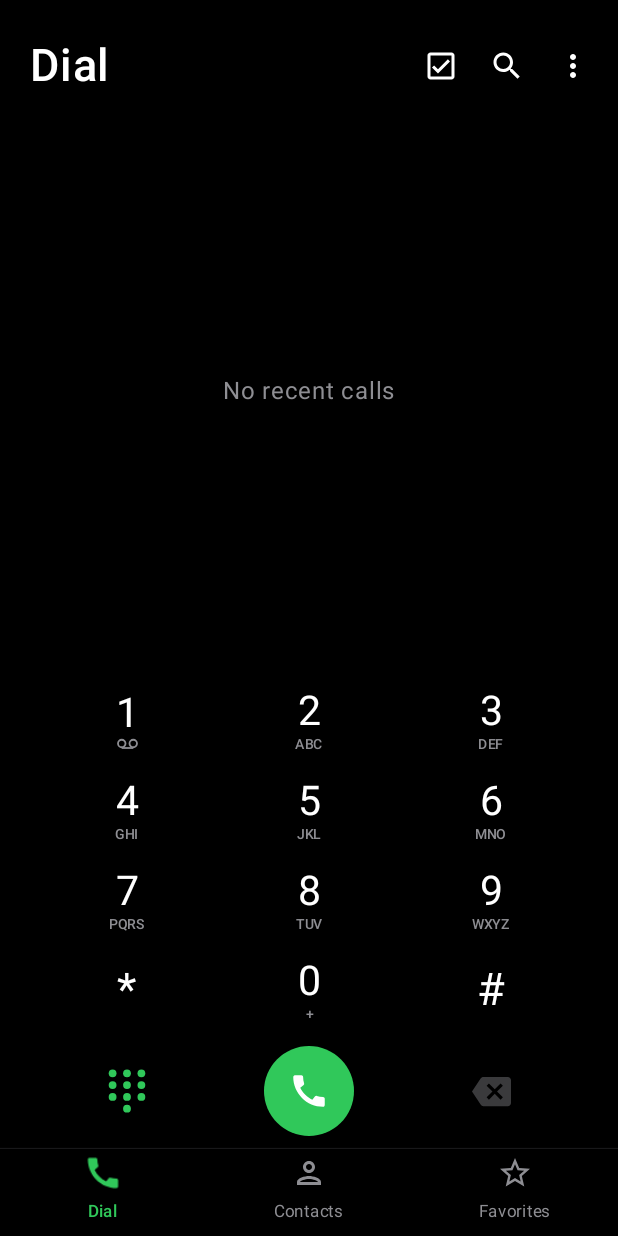
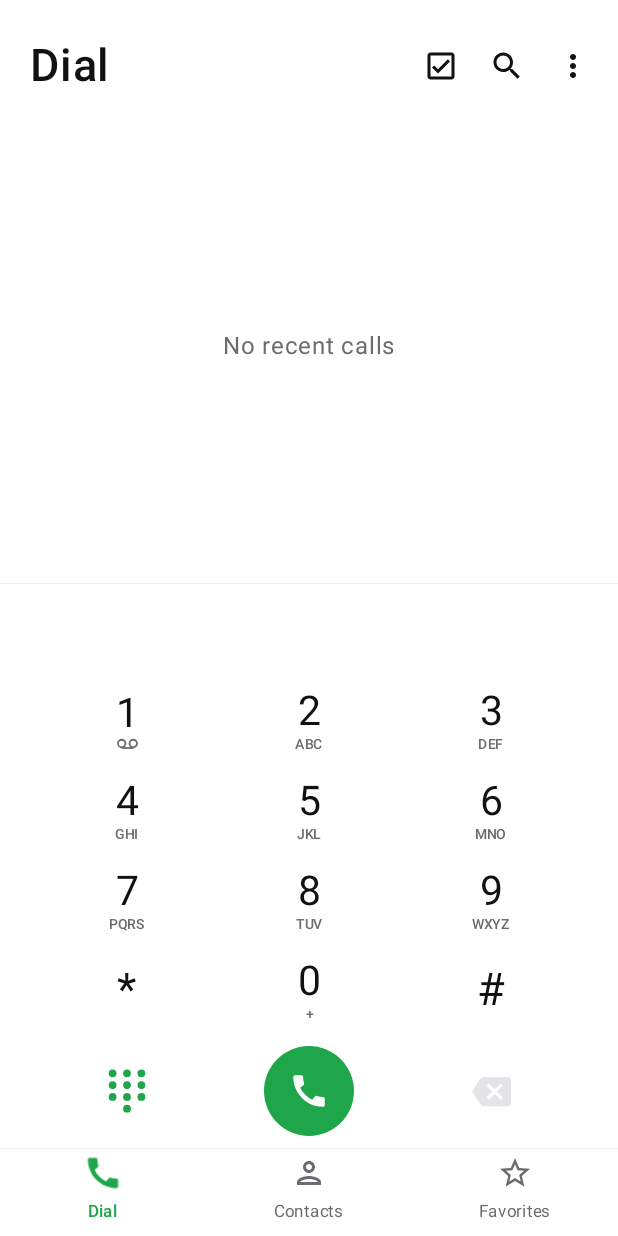
Before and after one commit to Biprajit05/Zero-Dialer, an Android app built with Jetpack Compose: the screen it shows after launch (MainActivity), on a phone screen of 412 x 824 dp. Run offline under Robolectric (Android 15) with nearby library versions, the phone set to English and light mode, and no system bars.

Commit message:
Add files via upload

```diff
--- a/app/src/main/java/com/example/quietdialer/Components.kt
+++ b/app/src/main/java/com/example/quietdialer/Components.kt
@@ -58,20 +58,25 @@ import androidx.compose.ui.window.Dialog
 import kotlinx.coroutines.Dispatchers
 import kotlinx.coroutines.withContext
 
-/** Dark theme with green accents. */
+/** Colours for the current theme (dark or light), always with green accents. */
 object Pal {
-    val Bg = Color(0xFF000000)
-    val Card = Color(0xFF1C1C1E)
-    val Sheet = Color(0xFF2B2B2D)
-    val Field = Color(0xFF1F1F21)
-    val Chip = Color(0xFF3A3A3C)
-    val Green = Color(0xFF30C85A)
-    val GreenDark = Color(0xFF123B20)
-    val Ink = Color(0xFFFFFFFF)
-    val Gray = Color(0xFF8E8E93)
-    val Divider = Color(0xFF262628)
-    val Red = Color(0xFFFF4B4B)
-    val Missed = Color(0xFFFF5A52)
+    var dark by mutableStateOf(true)
+
+    private fun c(d: Long, l: Long) = Color(if (dark) d else l)
+
+    val Bg get() = c(0xFF000000, 0xFFFFFFFF)
+    val Card get() = c(0xFF1C1C1E, 0xFFF2F2F5)
+    val Sheet get() = c(0xFF2B2B2D, 0xFFF0F0F3)
+    val Field get() = c(0xFF1F1F21, 0xFFF2F2F5)
+    val Chip get() = c(0xFF3A3A3C, 0xFFE3E3E8)
+    val Green get() = c(0xFF30C85A, 0xFF1FA64A)
+    val GreenDark get() = c(0xFF123B20, 0xFFD3F0DC)
+    val Ink get() = c(0xFFFFFFFF, 0xFF111111)
+    val Gray get() = c(0xFF8E8E93, 0xFF6C6C70)
+    val Divider get() = c(0xFF262628, 0xFFE4E4E8)
+    val Red get() = c(0xFFFF4B4B, 0xFFE5322D)
+    val Missed get() = c(0xFFFF5A52, 0xFFE5322D)
+    val Link get() = c(0xFF3D8BFF, 0xFF1A6DFF)
 }
 
 /** Big page title that shrinks to a small one once the list below has been scrolled. */
--- a/app/src/main/java/com/example/quietdialer/DialTab.kt
+++ b/app/src/main/java/com/example/quietdialer/DialTab.kt
@@ -6,6 +6,7 @@ import android.os.Handler
 import android.os.Looper
 import android.provider.CallLog
 import android.provider.Settings
+import android.widget.Toast
 import androidx.activity.compose.BackHandler
 import androidx.compose.animation.AnimatedVisibility
 import androidx.compose.animation.core.tween
@@ -36,6 +37,8 @@ import androidx.compose.material.icons.filled.CallMissed
 import androidx.compose.material.icons.filled.CallReceived
 import androidx.compose.material.icons.filled.KeyboardArrowRight
 import androidx.compose.material.icons.filled.MoreVert
+import androidx.compose.material.icons.filled.ContentCopy
+import androidx.compose.material.icons.filled.ContentPaste
 import androidx.compose.material.icons.outlined.Search
 import androidx.compose.material3.*
 import androidx.compose.runtime.*
@@ -44,6 +47,11 @@ import androidx.compose.ui.Alignment
 import androidx.compose.ui.Modifier
 import androidx.compose.ui.draw.clip
 import androidx.compose.ui.graphics.Color
+import androidx.compose.ui.geometry.Offset
+import androidx.compose.ui.input.nestedscroll.NestedScrollConnection
+import androidx.compose.ui.input.nestedscroll.NestedScrollSource
+import androidx.compose.ui.input.nestedscroll.nestedScroll
+import androidx.compose.ui.text.style.TextAlign
 import androidx.compose.ui.hapticfeedback.HapticFeedbackType
 import androidx.compose.ui.platform.LocalContext
 import androidx.compose.ui.platform.LocalHapticFeedback
@@ -86,12 +94,27 @@ fun DialTab(
     var missedOnly by rememberSaveable { mutableStateOf(false) }
     var padVisible by rememberSaveable { mutableStateOf(true) }
     var menuOpen by remember { mutableStateOf(false) }
+    var themeOpen by remember { mutableStateOf(false) }
     var confirmClear by remember { mutableStateOf(false) }
     var confirmDelete by remember { mutableStateOf(false) }
 
     val listState = rememberLazyListState()
     val collapsed by remember {
         derivedStateOf { listState.firstVisibleItemIndex > 0 || listState.firstVisibleItemScrollOffset > 30 }
+    }
+
+    // Any finger scroll/swipe on the recents list closes the keypad and reveals the All / Missed
+    // switch, which then stays until the app is opened fresh next time.
+    val scrollWatcher = remember {
+        object : NestedScrollConnection {
+            override fun onPreScroll(available: Offset, source: NestedScrollSource): Offset {
+                if (source == NestedScrollSource.Drag && available.y != 0f) {
+                    padVisible = false
+                    DialUiState.filterRevealed = true
+                }
+                return Offset.Zero
+            }
+        }
     }
 
     val canRead = remember(permsVersion) { hasPerm(ctx, Manifest.permission.READ_CALL_LOG) }
@@ -181,6 +204,10 @@ fun DialTab(
                             onClick = { menuOpen = false; onOpenCallBg() }
                         )
                         DropdownMenuItem(
+                            text = { Text("Theme", color = Pal.Ink) },
+                            onClick = { menuOpen = false; themeOpen = true }
+                        )
+                        DropdownMenuItem(
                             text = { Text("Clear call log", color = Pal.Ink) },
                             onClick = { menuOpen = false; confirmClear = true }
                         )
@@ -190,9 +217,10 @@ fun DialTab(
             AnimatedVisibility(visible = searching) {
                 SearchPill(query, { query = it }, "Search calls", autoFocus = true, onClose = { searching = false; query = "" })
             }
-            // The All / Missed switch slides in once the list is scrolled (and stays while Missed is on).
+            // The All / Missed switch slides in on the first scroll and then stays (until the app is
+            // opened fresh next time); it is also always shown while Missed is on.
             AnimatedVisibility(
-                visible = (collapsed || missedOnly) && !searching,
+                visible = (DialUiState.filterRevealed || missedOnly) && !searching,
                 enter = fadeIn(tween(180)) + expandVertically(tween(180)),
                 exit = fadeOut(tween(150)) + shrinkVertically(tween(150))
             ) { FilterPill(missedOnly) { missedOnly = it } }
@@ -201,16 +229,17 @@ fun DialTab(
         // ---------- list area ----------
         Box(Modifier.weight(1f).fillMaxWidth()) {
             when {
-                number.isNotEmpty() && !selecting -> Suggestions(number, contacts, onNewContact) {
-                    placeCall(ctx, it); onNumber("")
-                }
+                number.isNotEmpty() && !selecting -> Suggestions(
+                    number = number, contacts = contacts, showNumber = !padVisible,
+                    onNewContact = onNewContact
+                ) { placeCall(ctx, it); onNumber("") }
                 !canRead -> PermissionPrompt("Allow call log access to see your recent calls.", onRequestPerms)
                 all == null -> Text("Loading…", Modifier.align(Alignment.Center), color = Pal.Gray)
                 shown.isEmpty() -> Text(
                     if (missedOnly) "No missed calls" else "No recent calls",
                     Modifier.align(Alignment.Center), color = Pal.Gray
                 )
-                else -> LazyColumn(state = listState, modifier = Modifier.fillMaxSize()) {
+                else -> LazyColumn(state = listState, modifier = Modifier.fillMaxSize().nestedScroll(scrollWatcher)) {
                     items(shown, key = { it.id }) { e ->
                         val nm = nameFor(e, nameMap)
                         RecentRow(
@@ -241,7 +270,7 @@ fun DialTab(
                 exit = fadeOut(tween(150)) + scaleOut(tween(150))
             ) {
                 Box(
-                    Modifier.size(54.dp).clip(RoundedCornerShape(16.dp)).background(Color(0xFF1E1E20))
+                    Modifier.size(54.dp).clip(RoundedCornerShape(16.dp)).background(Pal.Card)
                         .border(1.dp, Pal.Chip, RoundedCornerShape(16.dp)).clickable { padVisible = true },
                     contentAlignment = Alignment.Center
                 ) { DotsGlyph() }
@@ -259,6 +288,12 @@ fun DialTab(
             ) {
                 Keypad(
                     number = number,
+                    onPaste = { text ->
+                        val clean = text.filter { it.isDigit() || it == '+' || it == '*' || it == '#' }
+                        if (clean.isEmpty()) Toast.makeText(ctx, "No number to paste", Toast.LENGTH_SHORT).show()
+                        else onNumber((number + clean).take(32))
+                    },
+                    onCopy = { copyNumber(ctx, number) },
                     onKey = { key(it) },
                     onHide = { padVisible = false },
                     onCall = { call() },
@@ -267,6 +302,14 @@ fun DialTab(
                 )
             }
         }
+    }
+
+    if (themeOpen) {
+        ThemeDialog(
+            current = ThemeSettings.mode,
+            onPick = { ThemeSettings.save(ctx, it); themeOpen = false },
+            onDismiss = { themeOpen = false }
+        )
     }
 
     if (confirmDelete) {
@@ -315,13 +358,18 @@ private fun FilterPill(missedOnly: Boolean, onChange: (Boolean) -> Unit) {
 @Composable
 private fun Keypad(
     number: String,
+    onPaste: (String) -> Unit,
+    onCopy: () -> Unit,
     onKey: (String) -> Unit,
     onHide: () -> Unit,
     onCall: () -> Unit,
     onBackspace: () -> Unit,
     onClear: () -> Unit
 ) {
-    Column(Modifier.fillMaxWidth().background(Pal.Bg).padding(horizontal = 24.dp)) {
+    Column(Modifier.fillMaxWidth().background(Pal.Bg)) {
+        HorizontalDivider(color = Pal.Divider, thickness = 0.5.dp)
+        NumberBar(number, onPaste, onCopy)
+        Column(Modifier.fillMaxWidth().padding(horizontal = 24.dp)) {
         KEYS.forEach { row ->
             Row(Modifier.fillMaxWidth()) {
                 row.forEach { (d, letters) ->
@@ -369,6 +417,7 @@ private fun Keypad(
                 }
             }
         }
+    }
     }
 }
 
@@ -426,28 +475,76 @@ private fun RecentRow(
     }
 }
 
-/** Shown instead of recents while a number is being typed: matching contacts (smart dial). */
+/** The typed number, shown right above the keys, with paste (left) and copy (right). */
+@Composable
+private fun NumberBar(number: String, onPaste: (String) -> Unit, onCopy: () -> Unit) {
+    val ctx = LocalContext.current
+    val cm = remember { ctx.getSystemService(android.content.ClipboardManager::class.java) }
+    // Re-check the clipboard whenever the typed number changes.
+    val canPaste = remember(number) { cm.hasPrimaryClip() }
+    Row(
+        Modifier.fillMaxWidth().height(60.dp).padding(horizontal = 12.dp),
+        verticalAlignment = Alignment.CenterVertically
+    ) {
+        Box(Modifier.size(48.dp), contentAlignment = Alignment.Center) {
+            if (canPaste) HeaderIcon(onClick = {
+                val t = cm.primaryClip?.takeIf { it.itemCount > 0 }?.getItemAt(0)?.coerceToText(ctx)?.toString().orEmpty()
+                onPaste(t)
+            }) { Icon(Icons.Default.ContentPaste, "Paste number", tint = Pal.Gray, modifier = Modifier.size(22.dp)) }
+        }
+        Text(
+            number,
+            modifier = Modifier.weight(1f),
+            textAlign = TextAlign.Center,
+            fontSize = when { number.length > 18 -> 22.sp; number.length > 12 -> 28.sp; else -> 34.sp },
+            color = Pal.Ink, maxLines = 1, overflow = TextOverflow.Ellipsis
+        )
+        Box(Modifier.size(48.dp), contentAlignment = Alignment.Center) {
+            if (number.isNotEmpty()) HeaderIcon(onClick = onCopy) {
+                Icon(Icons.Default.ContentCopy, "Copy number", tint = Pal.Gray, modifier = Modifier.size(22.dp))
+            }
+        }
+    }
+}
+
+/**
+ * Shown instead of recents while a number is being typed. For a number that isn't saved yet it
+ * lists New contact / Add to existing contact / Send message / Video call, then matching contacts.
+ */
 @Composable
 private fun Suggestions(
     number: String,
     contacts: List<Contact>,
+    showNumber: Boolean,
     onNewContact: (String) -> Unit,
     onCall: (String) -> Unit
 ) {
+    val ctx = LocalContext.current
     val matches = remember(number, contacts) { contacts.filter { matchesDial(it, number) }.take(40) }
+    val key = numberKey(number)
+    val saved = remember(number, contacts) { key.isNotEmpty() && contacts.any { numberKey(it.number) == key } }
     Column(Modifier.fillMaxSize()) {
-        Row(
-            Modifier.fillMaxWidth().padding(horizontal = 20.dp, vertical = 8.dp),
-            verticalAlignment = Alignment.CenterVertically
-        ) {
+        if (showNumber) {
+            // Keypad is hidden, so show the number here instead.
             Text(
                 number, fontSize = if (number.length > 14) 24.sp else 32.sp, color = Pal.Ink,
-                maxLines = 1, overflow = TextOverflow.Ellipsis, modifier = Modifier.weight(1f)
+                maxLines = 1, overflow = TextOverflow.Ellipsis,
+                modifier = Modifier.fillMaxWidth().padding(horizontal = 20.dp, vertical = 8.dp)
             )
-            TextButton(onClick = { onNewContact(number) }) { Text("Add contact", color = Pal.Green) }
+            HorizontalDivider(color = Pal.Divider, thickness = 0.5.dp)
         }
-        HorizontalDivider(color = Pal.Divider, thickness = 0.5.dp)
         LazyColumn(Modifier.fillMaxSize()) {
+            if (!saved) {
+                item {
+                    Column {
+                        OptionRow("New contact") { onNewContact(number) }
+                        OptionRow("Add to existing contact") { addToExistingIntent(ctx, number) }
+                        OptionRow("Send message") { sendSms(ctx, number) }
+                        OptionRow("Video call") { placeVideoCall(ctx, number) }
+                        if (matches.isNotEmpty()) HorizontalDivider(color = Pal.Divider, thickness = 0.5.dp)
+                    }
+                }
+            }
             items(matches, key = { "${it.id}:${numberKey(it.number)}" }) { c ->
                 Row(
                     Modifier.fillMaxWidth().clickable { onCall(c.number) }.padding(horizontal = 20.dp, vertical = 10.dp),
@@ -464,3 +561,11 @@ private fun Suggestions(
         }
     }
 }
+
+@Composable
+private fun OptionRow(label: String, onClick: () -> Unit) {
+    Text(
+        label, color = Pal.Link, fontSize = 18.sp,
+        modifier = Modifier.fillMaxWidth().clickable(onClick = onClick).padding(horizontal = 20.dp, vertical = 15.dp)
+    )
+}
--- a/app/src/main/java/com/example/quietdialer/MainActivity.kt
+++ b/app/src/main/java/com/example/quietdialer/MainActivity.kt
@@ -24,6 +24,8 @@ import androidx.compose.material3.MaterialTheme
 import androidx.compose.material3.Text
 import androidx.compose.material3.TextButton
 import androidx.compose.material3.darkColorScheme
+import androidx.compose.material3.lightColorScheme
+import androidx.compose.foundation.isSystemInDarkTheme
 import androidx.compose.runtime.*
 import androidx.compose.runtime.saveable.rememberSaveable
 import androidx.compose.ui.Alignment
@@ -55,15 +57,35 @@ class MainActivity : ComponentActivity() {
             navigationBarStyle = SystemBarStyle.dark(android.graphics.Color.TRANSPARENT)
         )
         val initial = intent?.data?.schemeSpecificPart ?: ""
+        ThemeSettings.load(this)
+        if (savedInstanceState == null) DialUiState.filterRevealed = false // fresh open: hide the filter again
         setContent {
-            MaterialTheme(
-                colorScheme = darkColorScheme(
-                    primary = Pal.Green, onPrimary = Color.White,
-                    background = Pal.Bg, onBackground = Color.White,
-                    surface = Pal.Sheet, onSurface = Color.White,
-                    onSurfaceVariant = Pal.Gray
-                )
-            ) { App(initial, version.intValue, { askPermissions() }, { requestDialerRole() }) }
+            val dark = when (ThemeSettings.mode) {
+                ThemeSettings.LIGHT -> false
+                ThemeSettings.DARK -> true
+                else -> isSystemInDarkTheme()
+            }
+            Pal.dark = dark
+            DisposableEffect(dark) {
+                val bars = if (dark) SystemBarStyle.dark(android.graphics.Color.TRANSPARENT)
+                else SystemBarStyle.light(android.graphics.Color.TRANSPARENT, android.graphics.Color.TRANSPARENT)
+                enableEdgeToEdge(statusBarStyle = bars, navigationBarStyle = bars)
+                onDispose { }
+            }
+            val scheme = if (dark) darkColorScheme(
+                primary = Pal.Green, onPrimary = Color.White,
+                background = Pal.Bg, onBackground = Pal.Ink,
+                surface = Pal.Sheet, onSurface = Pal.Ink,
+                onSurfaceVariant = Pal.Gray
+            ) else lightColorScheme(
+                primary = Pal.Green, onPrimary = Color.White,
+                background = Pal.Bg, onBackground = Pal.Ink,
+                surface = Pal.Sheet, onSurface = Pal.Ink,
+                onSurfaceVariant = Pal.Gray
+            )
+            MaterialTheme(colorScheme = scheme) {
+                App(initial, version.intValue, { askPermissions() }, { requestDialerRole() })
+            }
         }
         askPermissions()
     }
@@ -129,12 +151,12 @@ fun App(initialNumber: String, permsVersion: Int, onRequestPerms: () -> Unit, on
         Column(Modifier.fillMaxSize().statusBarsPadding().imePadding()) {
             if (!isDefault) {
                 Row(
-                    Modifier.fillMaxWidth().background(Color(0xFF3A3220)).padding(horizontal = 16.dp, vertical = 8.dp),
+                    Modifier.fillMaxWidth().background(if (Pal.dark) Color(0xFF3A3220) else Color(0xFFFFF0C9)).padding(horizontal = 16.dp, vertical = 8.dp),
                     verticalAlignment = Alignment.CenterVertically
                 ) {
                     Text(
                         "Quiet Dialer isn't your default phone app, so calls open the phone's own screen.",
-                        fontSize = 13.sp, color = Color.White, modifier = Modifier.weight(1f)
+                        fontSize = 13.sp, color = Pal.Ink, modifier = Modifier.weight(1f)
                     )
                     TextButton(onClick = onRequestRole) { Text("Set default", color = Pal.Green) }
                 }
--- /dev/null
+++ b/app/src/main/java/com/example/quietdialer/Theme.kt
@@ -0,0 +1,75 @@
+package com.example.quietdialer
+
+import android.content.Context
+import androidx.compose.foundation.background
+import androidx.compose.foundation.clickable
+import androidx.compose.foundation.layout.*
+import androidx.compose.foundation.shape.CircleShape
+import androidx.compose.foundation.shape.RoundedCornerShape
+import androidx.compose.material3.Text
+import androidx.compose.runtime.*
+import androidx.compose.ui.Alignment
+import androidx.compose.ui.Modifier
+import androidx.compose.ui.draw.clip
+import androidx.compose.ui.unit.dp
+import androidx.compose.ui.unit.sp
+import androidx.compose.ui.window.Dialog
+
+/** User's theme choice: Follow system (default), Light or Dark. Saved between launches. */
+object ThemeSettings {
+    const val SYSTEM = 0
+    const val LIGHT = 1
+    const val DARK = 2
+
+    var mode by mutableIntStateOf(SYSTEM)
+        private set
+
+    private fun prefs(ctx: Context) = ctx.getSharedPreferences("settings", Context.MODE_PRIVATE)
+
+    fun load(ctx: Context) { mode = prefs(ctx).getInt("theme", SYSTEM) }
+
+    fun save(ctx: Context, m: Int) {
+        mode = m
+        prefs(ctx).edit().putInt("theme", m).apply()
+    }
+}
+
+/** UI state that lives until the app process is closed / the app is opened fresh. */
+object DialUiState {
+    /** The All / Missed switch: appears on the first scroll and then stays. */
+    var filterRevealed by mutableStateOf(false)
+}
+
+@Composable
+fun ThemeDialog(current: Int, onPick: (Int) -> Unit, onDismiss: () -> Unit) {
+    Dialog(onDismissRequest = onDismiss) {
+        Column(
+            Modifier.fillMaxWidth().clip(RoundedCornerShape(28.dp)).background(Pal.Sheet).padding(vertical = 20.dp)
+        ) {
+            Text(
+                "Theme", color = Pal.Ink, fontSize = 20.sp,
+                modifier = Modifier.padding(start = 24.dp, end = 24.dp, bottom = 8.dp)
+            )
+            listOf(
+                ThemeSettings.LIGHT to "Light mode",
+                ThemeSettings.DARK to "Dark mode",
+                ThemeSettings.SYSTEM to "Follow system"
+            ).forEach { (m, label) ->
+                Row(
+                    Modifier.fillMaxWidth().clickable { onPick(m) }.padding(horizontal = 24.dp, vertical = 14.dp),
+                    verticalAlignment = Alignment.CenterVertically
+                ) {
+                    Box(
+                        Modifier.size(22.dp).clip(CircleShape)
+                            .background(if (current == m) Pal.Green else Pal.Chip),
+                        contentAlignment = Alignment.Center
+                    ) {
+                        Box(Modifier.size(if (current == m) 8.dp else 14.dp).clip(CircleShape).background(Pal.Sheet))
+                    }
+                    Spacer(Modifier.width(16.dp))
+                    Text(label, color = Pal.Ink, fontSize = 17.sp)
+                }
+            }
+        }
+    }
+}
```
